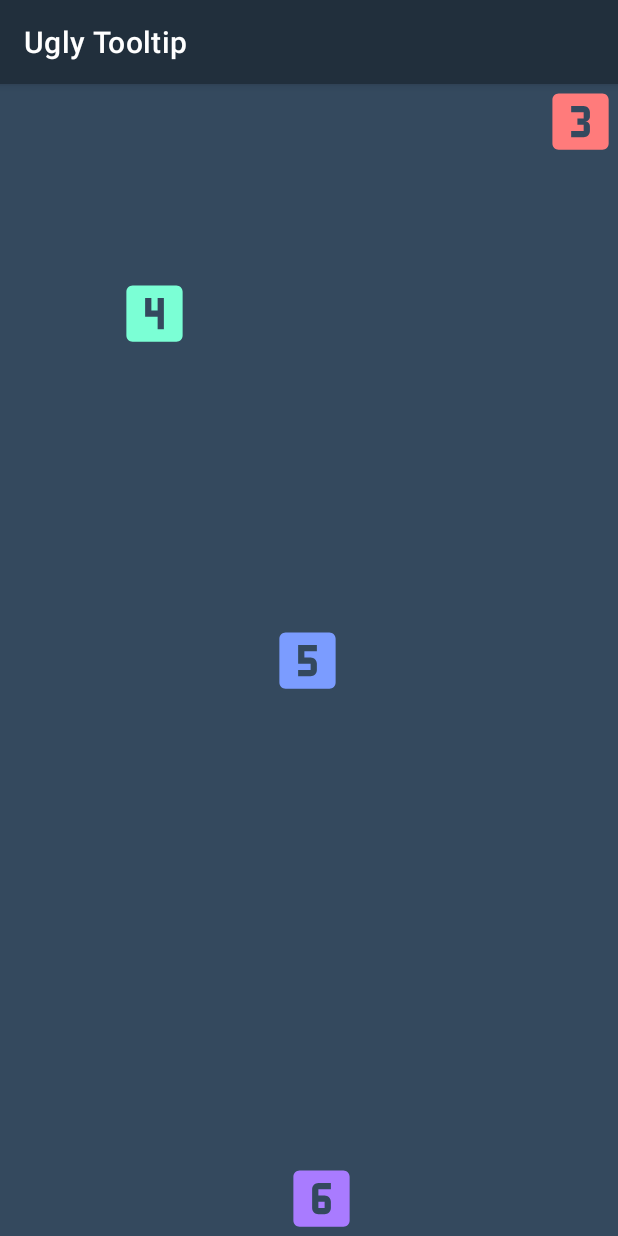
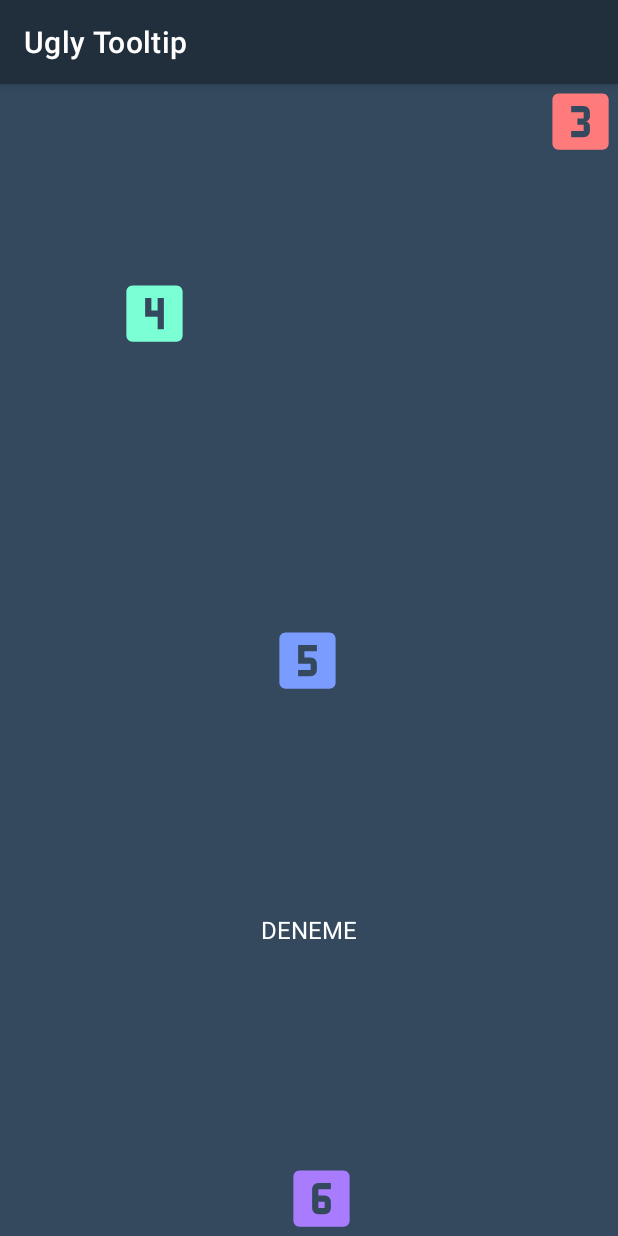
Before and after one commit to akndmr/UglyTooltip, an Android app: the screen it shows after launch (MainActivity), after a tap on an icon or button, on a phone screen of 412 x 824 dp. Run offline under Robolectric (Android 15) with nearby library versions, the phone set to English and light mode, and no system bars; 1 statement that could not run was skipped.

Commit message:
Add optional spotlight. Fix tooltip background bitmap recycled before shown.

```diff
--- a/app/src/main/java/io/akndmr/uglytooltip/sample/MainActivity.kt
+++ b/app/src/main/java/io/akndmr/uglytooltip/sample/MainActivity.kt
@@ -1,10 +1,14 @@
 package io.akndmr.uglytooltip.sample
 
+import android.graphics.Color
 import androidx.appcompat.app.AppCompatActivity
 import android.os.Bundle
 import android.widget.ImageView
+import android.widget.TextView
+import androidx.core.content.res.ResourcesCompat
 import io.akndmr.ugly_tooltip.R.*
 import io.akndmr.ugly_tooltip.TooltipBuilder
+import io.akndmr.ugly_tooltip.TooltipContentPosition
 import io.akndmr.ugly_tooltip.TooltipDialog
 import io.akndmr.ugly_tooltip.TooltipObject
 import io.akndmr.uglytooltip.R
@@ -47,6 +51,7 @@ class MainActivity : AppCompatActivity() {
             .lineWidthRes(dimen.line_width)
             .shouldShowIcons(true)
             .setTooltipRadius(dimen.tooltip_radius)
+            .showSpotlight(false)
             .build()
     }
 
@@ -69,6 +74,13 @@ class MainActivity : AppCompatActivity() {
             )
         )
 
+        tooltips.add(
+            TooltipObject(
+                findViewById<TextView>(R.id.text1),
+                "This is a title",
+                "This is a description, but a little longer than number 3 but shorter than number 5 that you will see soon."
+            )
+        )
 
         tooltips.add(
             TooltipObject(
@@ -82,7 +94,10 @@ class MainActivity : AppCompatActivity() {
             TooltipObject(
                 findViewById<ImageView>(R.id.iv6),
                 "This is another one",
-                "This description point to number 6. <font color=\"#FFC300\"> This is yellow text </font> and this is white."
+                "This description point to number 6. <font color=\"#FFC300\"> This is yellow text </font> and this is white.",
+                tooltipContentPosition = TooltipContentPosition.UNDEFINED,
+                tintBackgroundColor = ResourcesCompat.getColor(resources, R.color.blue, null),
+                null
             )
         )
 
--- a/app/src/main/res/layout/activity_main.xml
+++ b/app/src/main/res/layout/activity_main.xml
@@ -46,4 +46,16 @@
         app:layout_constraintHorizontal_bias="0.523"
         app:layout_constraintStart_toStartOf="parent" />
 
+    <TextView
+        android:id="@+id/text1"
+        android:layout_width="wrap_content"
+        android:layout_height="wrap_content"
+        android:text="DENEME"
+        android:textColor="@color/white"
+        android:textSize="@dimen/title_size"
+        app:layout_constraintBottom_toTopOf="@+id/iv6"
+        app:layout_constraintEnd_toEndOf="parent"
+        app:layout_constraintStart_toStartOf="parent"
+        app:layout_constraintTop_toBottomOf="@+id/iv5" />
+
 </androidx.constraintlayout.widget.ConstraintLayout>
```
Also changed, not shown: ugly-tooltip/src/main/java/io/akndmr/ugly_tooltip/TooltipBuilder.kt (+10 -0 lines), ugly-tooltip/src/main/java/io/akndmr/ugly_tooltip/TooltipLayout.kt (+16 -4 lines).
